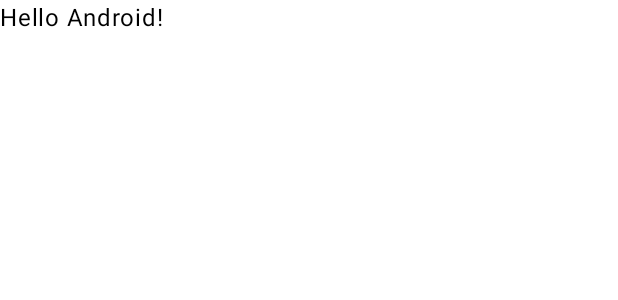
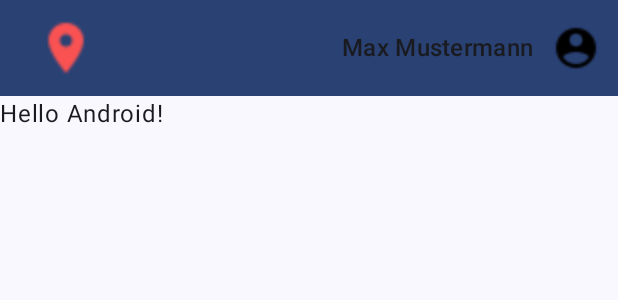
Before and after one commit to JannisFink01/FlavourTrail_v2, an Android app built with Jetpack Compose: the @Preview function GreetingPreview, on a phone screen of 412 x 824 dp. Shown: the top 300 px of the screen. Run offline under Robolectric (Android 15) with nearby library versions, the phone set to English and light mode, and no system bars.

Commit message:
implemented TopBar in MainActivity

```diff
--- a/app/src/main/java/com/example/flavourtrail_v2/MainActivity.kt
+++ b/app/src/main/java/com/example/flavourtrail_v2/MainActivity.kt
@@ -7,13 +7,13 @@ import androidx.activity.enableEdgeToEdge
 import androidx.compose.foundation.layout.fillMaxSize
 import androidx.compose.foundation.layout.padding
 import androidx.compose.material3.Scaffold
-import androidx.compose.material3.Text
 import androidx.compose.runtime.Composable
 import androidx.compose.ui.Modifier
 import androidx.compose.ui.tooling.preview.Preview
 import com.example.flavourtrail_v2.data.AppDatabase
 import com.example.flavourtrail_v2.data.repository.UserRepository
 import com.example.flavourtrail_v2.ui.theme.FlavourTrail_v2Theme
+import com.example.flavourtrail_v2.ui.theme.TopBar // Angepasster Import der TopBar
 import com.example.flovourtrail_v1.database.entity.User
 import kotlinx.coroutines.CoroutineScope
 import kotlinx.coroutines.Dispatchers
@@ -26,7 +26,15 @@ class MainActivity : ComponentActivity() {
         enableEdgeToEdge()
         setContent {
             FlavourTrail_v2Theme {
-                Scaffold(modifier = Modifier.fillMaxSize()) { innerPadding ->
+                Scaffold(
+                    modifier = Modifier.fillMaxSize(),
+                    topBar = {
+                        TopBar(
+                            userName = "Test User",
+                            profileImageRes = R.drawable.profile_picture
+                        )
+                    }
+                ) { innerPadding ->
                     Greeting(
                         name = "Android",
                         modifier = Modifier.padding(innerPadding)
@@ -37,14 +45,21 @@ class MainActivity : ComponentActivity() {
         val userDao = AppDatabase.getDatabase(application).userDao()
         userRepository = UserRepository(userDao)
         CoroutineScope(Dispatchers.IO).launch {
-            val user = User(userId = 1, name = "Test User", email = "testuser@example.com", password = "password", premium = false)
+            val user = User(
+                userId = 1,
+                name = "Test User",
+                email = "testuser@example.com",
+                password = "password",
+                premium = false
+            )
             userRepository.insertUser(user)
-        }    }
+        }
+    }
 }
 
 @Composable
 fun Greeting(name: String, modifier: Modifier = Modifier) {
-    Text(
+    androidx.compose.material3.Text(
         text = "Hello $name!",
         modifier = modifier
     )
@@ -54,6 +69,18 @@ fun Greeting(name: String, modifier: Modifier = Modifier) {
 @Composable
 fun GreetingPreview() {
     FlavourTrail_v2Theme {
-        Greeting("Android")
+        Scaffold(
+            topBar = {
+                TopBar(
+                    userName = "Max Mustermann",
+                    profileImageRes = R.drawable.profile_picture
+                )
+            }
+        ) { innerPadding ->
+            Greeting(
+                name = "Android",
+                modifier = Modifier.padding(innerPadding)
+            )
+        }
     }
 }
--- /dev/null
+++ b/app/src/main/java/com/example/flavourtrail_v2/ui/theme/TopBar.kt
@@ -0,0 +1,60 @@
+package com.example.flavourtrail_v2.ui.theme
+
+import androidx.compose.material3.*
+import androidx.compose.runtime.Composable
+import androidx.compose.ui.res.painterResource
+import androidx.compose.ui.unit.dp
+import androidx.compose.foundation.Image
+import androidx.compose.foundation.layout.*
+import androidx.compose.ui.Modifier
+import androidx.compose.ui.Alignment
+import com.example.flavourtrail_v2.R
+import androidx.compose.ui.layout.ContentScale
+import androidx.compose.ui.unit.sp
+
+
+@OptIn(ExperimentalMaterial3Api::class)
+@Composable
+fun TopBar(userName: String, profileImageRes: Int) {
+    CenterAlignedTopAppBar(
+        modifier = Modifier.fillMaxWidth(),
+        title = {
+            Row(
+                modifier = Modifier
+                    .fillMaxWidth()
+                    .padding(horizontal = 8.dp),
+                verticalAlignment = Alignment.CenterVertically
+            ) {
+
+                Image(
+                    painter = painterResource(id = R.drawable.logo),
+                    contentDescription = "App Logo",
+                    modifier = Modifier.size(40.dp),
+                    contentScale = ContentScale.Fit
+                )
+                Spacer(modifier = Modifier.weight(1f))
+
+                // Benutzername
+                Text(
+                    text = userName,
+                    style = MaterialTheme.typography.titleMedium,
+                    fontSize = 16.sp
+                )
+
+                Spacer(modifier = Modifier.width(8.dp))
+
+                // Profilbild
+                Image(
+                    painter = painterResource(id = profileImageRes),
+                    contentDescription = "Profilbild",
+                    modifier = Modifier
+                        .size(40.dp)
+                        .padding(4.dp)
+                )
+            }
+        },
+        colors = TopAppBarDefaults.centerAlignedTopAppBarColors(
+            containerColor = MaterialTheme.colorScheme.primary
+        )
+    )
+}
```
